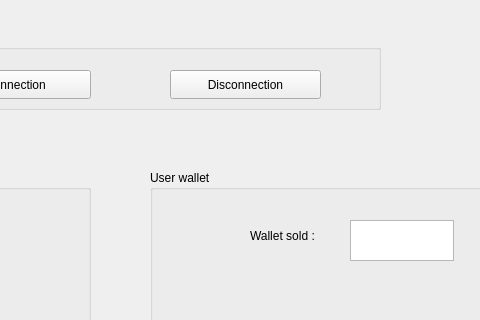
paulesbats/ProjetCOMSSFIL, file ProjetCOMSSFIL/mainwindow.ui: the form before one commit; both pictures show x 430 to 910 and y 0 to 320 of the 1200 by 700 pixel window.
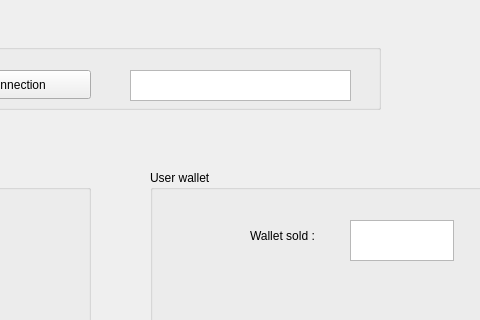
The form after the commit.

Commit message: Update connection window on the HMI

Patch:
```diff
--- a/ProjetCOMSSFIL/mainwindow.ui
+++ b/ProjetCOMSSFIL/mainwindow.ui
@@ -209,18 +209,15 @@
       <string>Connection</string>
      </property>
     </widget>
-    <widget class="QPushButton" name="DisconnectButton">
+    <widget class="QTextEdit" name="ConnectionStatus">
      <property name="geometry">
       <rect>
-       <x>280</x>
+       <x>240</x>
        <y>40</y>
-       <width>151</width>
-       <height>29</height>
+       <width>221</width>
+       <height>31</height>
       </rect>
      </property>
-     <property name="text">
-      <string>Disconnection</string>
-     </property>
     </widget>
    </widget>
    <widget class="QPushButton" name="ApplicationExit">
```
Left out of the diff: 2 changed lines with no effect on the pictures. The commit also changes 1 other file.
